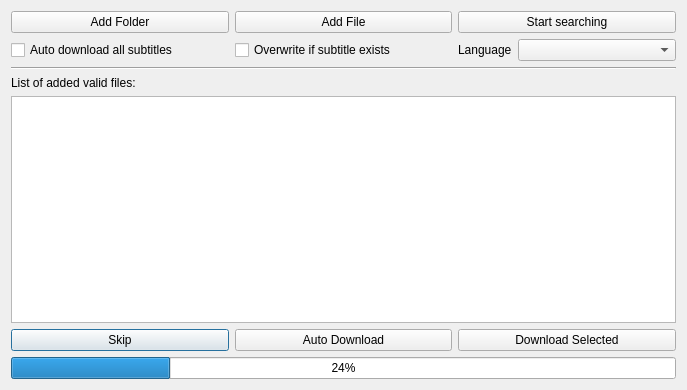
This is ui/main.ui in nikolak/pysub as Qt 5 draws it before an edit. The edited form follows.
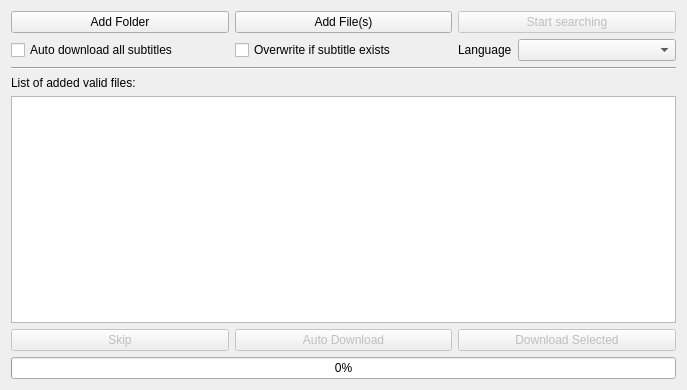
This is the edited form.

Commit message: Disabled some elements that shouldn't be enabled on start, changed object names

The edit to the form file:
```diff
--- a/ui/main.ui
+++ b/ui/main.ui
@@ -24,14 +24,20 @@
       </widget>
      </item>
      <item row="6" column="0">
-      <widget class="QPushButton" name="skip">
+      <widget class="QPushButton" name="btn_skip">
+       <property name="enabled">
+        <bool>false</bool>
+       </property>
        <property name="text">
         <string>Skip</string>
        </property>
       </widget>
      </item>
      <item row="6" column="1">
-      <widget class="QPushButton" name="do_auto_download">
+      <widget class="QPushButton" name="btn_auto_dl">
+       <property name="enabled">
+        <bool>false</bool>
+       </property>
        <property name="text">
         <string>Auto Download</string>
        </property>
@@ -40,7 +46,7 @@
      <item row="7" column="0" colspan="3">
       <widget class="QProgressBar" name="overall_progress">
        <property name="value">
-        <number>24</number>
+        <number>0</number>
        </property>
       </widget>
      </item>
@@ -54,12 +60,15 @@
      <item row="1" column="1">
       <widget class="QPushButton" name="add_file">
        <property name="text">
-        <string>Add File</string>
+        <string>Add File(s)</string>
        </property>
       </widget>
      </item>
      <item row="6" column="2">
-      <widget class="QPushButton" name="download_selected">
+      <widget class="QPushButton" name="btn_dl_sel">
+       <property name="enabled">
+        <bool>false</bool>
+       </property>
        <property name="text">
         <string>Download Selected</string>
        </property>
@@ -91,7 +100,10 @@
       </widget>
      </item>
      <item row="1" column="2">
-      <widget class="QPushButton" name="start">
+      <widget class="QPushButton" name="btn_start">
+       <property name="enabled">
+        <bool>false</bool>
+       </property>
        <property name="text">
         <string>Start searching</string>
        </property>
```
Left out of the diff: 20 changed lines with no effect on the pictures. The commit also changes 1 other file.
